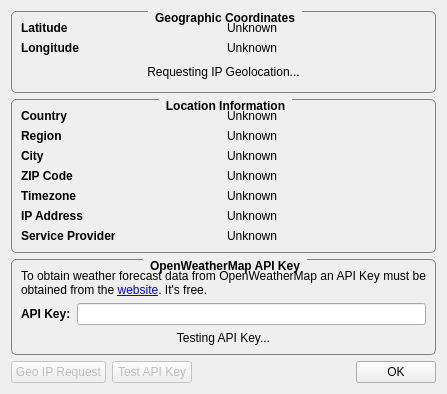
Above: ConfigurationDialog.ui from FelixdelasPozas/TrayWeather before the change. Below: the same form after it.
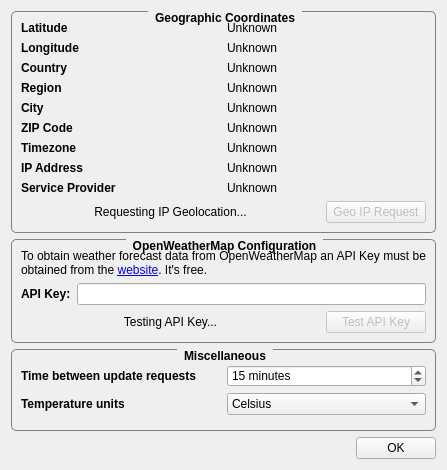
That is the form after the change. Icons and pictures are not drawn.

Commit message: Finished configuration dialog. Begin JSON data parsing.

The edit to the form file:
```diff
--- a/ConfigurationDialog.ui
+++ b/ConfigurationDialog.ui
@@ -7,7 +7,7 @@
     <x>0</x>
     <y>0</y>
     <width>447</width>
-    <height>394</height>
+    <height>470</height>
    </rect>
   </property>
   <property name="minimumSize">
@@ -16,12 +16,6 @@
     <height>394</height>
    </size>
   </property>
-  <property name="maximumSize">
-   <size>
-    <width>447</width>
-    <height>394</height>
-   </size>
-  </property>
   <property name="windowTitle">
    <string>Configuration</string>
   </property>
@@ -59,90 +53,8 @@
      </property>
      <layout class="QVBoxLayout" name="verticalLayout_2">
       <item>
-       <layout class="QGridLayout" name="gridLayout_2" rowstretch="0,0" columnstretch="1,1">
-        <item row="0" column="0">
-         <widget class="QLabel" name="label_7">
-          <property name="font">
-           <font>
-            <weight>75</weight>
-            <bold>true</bold>
-           </font>
-          </property>
-          <property name="text">
-           <string>Latitude</string>
-          </property>
-         </widget>
-        </item>
-        <item row="1" column="0">
-         <widget class="QLabel" name="label_9">
-          <property name="font">
-           <font>
-            <weight>75</weight>
-            <bold>true</bold>
-           </font>
-          </property>
-          <property name="text">
-           <string>Longitude</string>
-          </property>
-         </widget>
-        </item>
-        <item row="0" column="1">
-         <widget class="QLabel" name="m_latitude">
-          <property name="text">
-           <string>Unknown</string>
-          </property>
-         </widget>
-        </item>
-        <item row="1" column="1">
-         <widget class="QLabel" name="m_longitude">
-          <property name="text">
-           <string>Unknown</string>
-          </property>
-         </widget>
-        </item>
-       </layout>
-      </item>
-      <item>
-       <widget class="QLabel" name="m_geoipLabel">
-        <property name="text">
-         <string>Requesting IP Geolocation...</string>
-        </property>
-        <property name="alignment">
-         <set>Qt::AlignCenter</set>
-        </property>
-       </widget>
-      </item>
-     </layout>
-    </widget>
-   </item>
-   <item>
-    <widget class="QGroupBox" name="groupBox_2">
-     <property name="font">
-      <font>
-       <weight>75</weight>
-       <bold>true</bold>
-      </font>
-     </property>
-     <property name="styleSheet">
-      <string notr="true">QGroupBox {
-    border: 1px solid gray;
-    border-radius: 5px;
-    margin-top: 2ex;
-}
-
-QGroupBox::title {
-    subcontrol-origin: margin;
-    subcontrol-position: top center; /* position at the top center */
-    padding: 0px 5px;
-}</string>
-     </property>
-     <property name="title">
-      <string>Location Information</string>
-     </property>
-     <layout class="QVBoxLayout" name="verticalLayout_3">
-      <item>
-       <layout class="QGridLayout" name="gridLayout">
-        <item row="0" column="0">
+       <layout class="QGridLayout" name="gridLayout_2" rowstretch="0,0,0,0,0,0,0,0,0" columnstretch="1,1">
+        <item row="2" column="0">
          <widget class="QLabel" name="label">
           <property name="font">
            <font>
@@ -155,34 +67,14 @@
           </property>
          </widget>
         </item>
-        <item row="2" column="0">
-         <widget class="QLabel" name="label_2">
-          <property name="font">
-           <font>
-            <weight>75</weight>
-            <bold>true</bold>
-           </font>
-          </property>
-          <property name="text">
-           <string>City</string>
-          </property>
-         </widget>
-        </item>
         <item row="2" column="1">
-         <widget class="QLabel" name="m_city">
+         <widget class="QLabel" name="m_country">
           <property name="text">
            <string>Unknown</string>
           </property>
          </widget>
         </item>
-        <item row="3" column="1">
-         <widget class="QLabel" name="m_zipCode">
-          <property name="text">
-           <string>Unknown</string>
-          </property>
-         </widget>
-        </item>
-        <item row="1" column="0">
+        <item row="3" column="0">
          <widget class="QLabel" name="label_5">
           <property name="font">
            <font>
@@ -195,22 +87,15 @@
           </property>
          </widget>
         </item>
-        <item row="0" column="1">
-         <widget class="QLabel" name="m_country">
-          <property name="text">
-           <string>Unknown</string>
-          </property>
-         </widget>
-        </item>
-        <item row="1" column="1">
+        <item row="3" column="1">
          <widget class="QLabel" name="m_region">
           <property name="text">
            <string>Unknown</string>
           </property>
          </widget>
         </item>
-        <item row="3" column="0">
-         <widget class="QLabel" name="label_6">
+        <item row="0" column="0">
+         <widget class="QLabel" name="label_7">
           <property name="font">
            <font>
             <weight>75</weight>
@@ -218,18 +103,45 @@
            </font>
           </property>
           <property name="text">
-           <string>ZIP Code</string>
+           <string>Latitude</string>
           </property>
          </widget>
         </item>
-        <item row="5" column="1">
+        <item row="1" column="0">
+         <widget class="QLabel" name="label_9">
+          <property name="font">
+           <font>
+            <weight>75</weight>
+            <bold>true</bold>
+           </font>
+          </property>
+          <property name="text">
+           <string>Longitude</string>
+          </property>
+         </widget>
+        </item>
+        <item row="0" column="1">
+         <widget class="QLabel" name="m_latitude">
+          <property name="text">
+           <string>Unknown</string>
+          </property>
+         </widget>
+        </item>
+        <item row="1" column="1">
+         <widget class="QLabel" name="m_longitude">
+          <property name="text">
+           <string>Unknown</string>
+          </property>
+         </widget>
+        </item>
+        <item row="7" column="1">
          <widget class="QLabel" name="m_ip">
           <property name="text">
            <string>Unknown</string>
           </property>
          </widget>
         </item>
-        <item row="4" column="0">
+        <item row="6" column="0">
          <widget class="QLabel" name="label_4">
           <property name="font">
            <font>
@@ -242,7 +154,7 @@
           </property>
          </widget>
         </item>
-        <item row="5" column="0">
+        <item row="7" column="0">
          <widget class="QLabel" name="label_3">
           <property name="font">
            <font>
@@ -255,14 +167,54 @@
           </property>
          </widget>
         </item>
-        <item row="4" column="1">
+        <item row="6" column="1">
          <widget class="QLabel" name="m_timezone">
           <property name="text">
            <string>Unknown</string>
           </property>
          </widget>
         </item>
-        <item row="6" column="0">
+        <item row="5" column="0">
+         <widget class="QLabel" name="label_6">
+          <property name="font">
+           <font>
+            <weight>75</weight>
+            <bold>true</bold>
+           </font>
+          </property>
+          <property name="text">
+           <string>ZIP Code</string>
+          </property>
+         </widget>
+        </item>
+        <item row="5" column="1">
+         <widget class="QLabel" name="m_zipCode">
+          <property name="text">
+           <string>Unknown</string>
+          </property>
+         </widget>
+        </item>
+        <item row="4" column="1">
+         <widget class="QLabel" name="m_city">
+          <property name="text">
+           <string>Unknown</string>
+          </property>
+         </widget>
+        </item>
+        <item row="4" column="0">
+         <widget class="QLabel" name="label_2">
+          <property name="font">
+           <font>
+            <weight>75</weight>
+            <bold>true</bold>
+           </font>
+          </property>
+          <property name="text">
+           <string>City</string>
+          </property>
+         </widget>
+        </item>
+        <item row="8" column="0">
          <widget class="QLabel" name="label_8">
           <property name="font">
            <font>
@@ -275,7 +227,7 @@
           </property>
          </widget>
         </item>
-        <item row="6" column="1">
+        <item row="8" column="1">
          <widget class="QLabel" name="m_isp">
           <property name="text">
            <string>Unknown</string>
@@ -284,6 +236,39 @@
         </item>
        </layout>
       </item>
+      <item>
+       <layout class="QHBoxLayout" name="horizontalLayout_4" stretch="1,0">
+        <property name="topMargin">
+         <number>0</number>
+        </property>
+        <item>
+         <widget class="QLabel" name="m_geoipLabel">
+          <property name="text">
+           <string>Requesting IP Geolocation...</string>
+          </property>
+          <property name="alignment">
+           <set>Qt::AlignCenter</set>
+          </property>
+         </widget>
+        </item>
+        <item>
+         <widget class="QPushButton" name="m_request">
+          <property name="enabled">
+           <bool>false</bool>
+          </property>
+          <property name="minimumSize">
+           <size>
+            <width>100</width>
+            <height>0</height>
+           </size>
+          </property>
+          <property name="text">
+           <string>Geo IP Request</string>
+          </property>
+         </widget>
+        </item>
+       </layout>
+      </item>
      </layout>
     </widget>
    </item>
@@ -309,7 +294,7 @@
 }</string>
      </property>
      <property name="title">
-      <string>OpenWeatherMap API Key</string>
+      <string>OpenWeatherMap Configuration</string>
      </property>
      <layout class="QVBoxLayout" name="verticalLayout_4">
       <item>
@@ -353,14 +338,133 @@
        </layout>
       </item>
       <item>
-       <widget class="QLabel" name="m_testLabel">
-        <property name="text">
-         <string>Testing API Key...</string>
+       <layout class="QHBoxLayout" name="horizontalLayout_5" stretch="1,0">
+        <property name="topMargin">
+         <number>0</number>
         </property>
-        <property name="alignment">
-         <set>Qt::AlignCenter</set>
-        </property>
-       </widget>
+        <item>
+         <widget class="QLabel" name="m_testLabel">
+          <property name="text">
+           <string>Testing API Key...</string>
+          </property>
+          <property name="alignment">
+           <set>Qt::AlignCenter</set>
+          </property>
+         </widget>
+        </item>
+        <item>
+         <widget class="QPushButton" name="m_apiTest">
+          <property name="enabled">
+           <bool>false</bool>
+          </property>
+          <property name="minimumSize">
+           <size>
+            <width>100</width>
+            <height>0</height>
+           </size>
+          </property>
+          <property name="text">
+           <string>Test API Key</string>
+          </property>
+         </widget>
+        </item>
+       </layout>
+      </item>
+     </layout>
+    </widget>
+   </item>
+   <item>
+    <widget class="QGroupBox" name="groupBox_2">
+     <property name="font">
+      <font>
+       <weight>75</weight>
+       <bold>true</bold>
+      </font>
+     </property>
+     <property name="styleSheet">
+      <string notr="true">QGroupBox {
+    border: 1px solid gray;
+    border-radius: 5px;
+    margin-top: 2ex;
+}
+
+QGroupBox::title {
+    subcontrol-origin: margin;
+    subcontrol-position: top center; /* position at the top center */
+    padding: 0px 5px;
+}</string>
+     </property>
+     <property name="title">
+      <string>Miscellaneous</string>
+     </property>
+     <layout class="QVBoxLayout" name="verticalLayout_3">
+      <item>
+       <layout class="QGridLayout" name="gridLayout">
+        <item row="0" column="0">
+         <widget class="QLabel" name="label_12">
+          <property name="font">
+           <font>
+            <weight>75</weight>
+            <bold>true</bold>
+           </font>
+          </property>
+          <property name="text">
+           <string>Time between update requests</string>
+          </property>
+         </widget>
+        </item>
+        <item row="0" column="1">
+         <widget class="QSpinBox" name="m_updateTime">
+          <property name="suffix">
+           <string> minutes</string>
+          </property>
+          <property name="minimum">
+           <number>5</number>
+          </property>
+          <property name="maximum">
+           <number>300</number>
+          </property>
+          <property name="value">
+           <number>15</number>
+          </property>
+         </widget>
+        </item>
+        <item row="1" column="0">
+         <widget class="QLabel" name="label_13">
+          <property name="font">
+           <font>
+            <weight>75</weight>
+            <bold>true</bold>
+           </font>
+          </property>
+          <property name="text">
+           <string>Temperature units</string>
+          </property>
+         </widget>
+        </item>
+        <item row="1" column="1">
+         <widget class="QComboBox" name="m_tempComboBox">
+          <item>
+           <property name="text">
+            <string>Celsius</string>
+           </property>
+           <property name="icon">
+            <iconset resource="rsc/resources.qrc">
+             <normaloff>:/TrayWeather/temp-celsius.svg</normaloff>:/TrayWeather/temp-celsius.svg</iconset>
+           </property>
+          </item>
+          <item>
+           <property name="text">
+            <string>Fahrenheit</string>
+           </property>
+           <property name="icon">
+            <iconset resource="rsc/resources.qrc">
+             <normaloff>:/TrayWeather/temp-fahrenheit.svg</normaloff>:/TrayWeather/temp-fahrenheit.svg</iconset>
+           </property>
+          </item>
+         </widget>
+        </item>
+       </layout>
       </item>
      </layout>
     </widget>
@@ -370,26 +474,6 @@
      <property name="topMargin">
       <number>0</number>
      </property>
-     <item>
-      <widget class="QPushButton" name="m_request">
-       <property name="enabled">
-        <bool>false</bool>
-       </property>
-       <property name="text">
-        <string>Geo IP Request</string>
-       </property>
-      </widget>
-     </item>
-     <item>
-      <widget class="QPushButton" name="m_apiTest">
-       <property name="enabled">
-        <bool>false</bool>
-       </property>
-       <property name="text">
-        <string>Test API Key</string>
-       </property>
-      </widget>
-     </item>
      <item>
       <spacer name="horizontalSpacer">
        <property name="orientation">
```
The commit also changes 12 other files.
